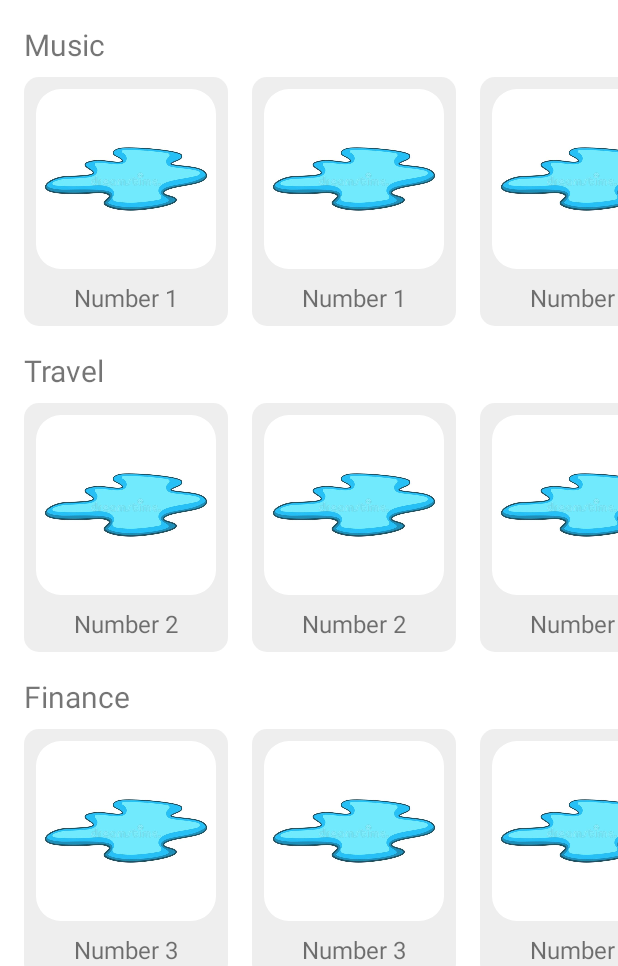
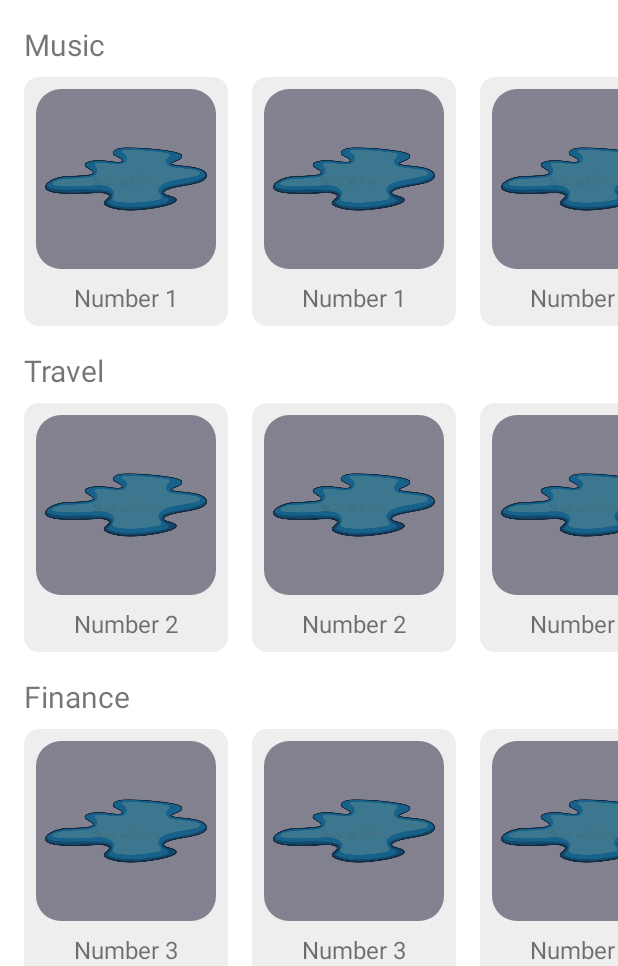
Before and after one commit to Sespeck/NUMAD22Su_Team24_Puddle, an Android app: the screen it shows after launch once a user with an empty profile is signed in (PuddleListActivity), after a tap on "NEAR ME", on a phone screen of 412 x 824 dp, the part 270-1236 px from its top. Run offline under Robolectric (Android 15) with nearby library versions, the phone set to English and light mode, and no system bars; our stand-ins replace Firebase (no records; nobody signed in at launch, a user with empty details on screens opened directly); pictures from the network do not load.

Commit message:
Added black color filter to each puddle background

```diff
--- a/app/src/main/java/com/cs5520/assignments/numad22su_team24_puddle/Adapter/MyPuddlesAdapter.java
+++ b/app/src/main/java/com/cs5520/assignments/numad22su_team24_puddle/Adapter/MyPuddlesAdapter.java
@@ -48,6 +48,7 @@ public class MyPuddlesAdapter extends RecyclerView.Adapter<MyPuddlesAdapter.MyPu
         public MyPudAdapter(@NonNull View itemView) {
             super(itemView);
             puddleBg = itemView.findViewById(R.id.puddle_bg);
+            puddleBg.setColorFilter(R.color.black);
 //            puddleName = itemView.findViewById(R.id.puddle_name);
         }
     }
--- a/app/src/main/java/com/cs5520/assignments/numad22su_team24_puddle/Adapter/PuddleAdapter.java
+++ b/app/src/main/java/com/cs5520/assignments/numad22su_team24_puddle/Adapter/PuddleAdapter.java
@@ -1,4 +1,4 @@
-package com.cs5520.assignments.numad22su_team24_puddle;
+package com.cs5520.assignments.numad22su_team24_puddle.Adapter;
 
 import android.content.Context;
 import android.view.LayoutInflater;
@@ -51,6 +51,7 @@ public class PuddleAdapter extends RecyclerView.Adapter<PuddleAdapter.PuddleView
         holder.puddleName.setText(puddle.getName());
         holder.puddleImage.setImageBitmap(puddle.getDisplayImage());
         holder.puddleImage.setShapeAppearanceModel(holder.puddleImage.getShapeAppearanceModel().withCornerSize(25));
+        holder.puddleImage.setColorFilter(R.color.black);
         holder.itemView.setOnClickListener(view -> {
             View layoutView = View.inflate(context, R.layout.puddle_modal, null);
             AlertDialog dialog = new MaterialAlertDialogBuilder(context).setTitle(puddle.getName()).setView(layoutView).create();
--- a/app/src/main/java/com/cs5520/assignments/numad22su_team24_puddle/Adapter/PuddleListAdapter.java
+++ b/app/src/main/java/com/cs5520/assignments/numad22su_team24_puddle/Adapter/PuddleListAdapter.java
@@ -12,7 +12,6 @@ import androidx.recyclerview.widget.RecyclerView;
 
 import com.cs5520.assignments.numad22su_team24_puddle.Category;
 import com.cs5520.assignments.numad22su_team24_puddle.Puddle;
-import com.cs5520.assignments.numad22su_team24_puddle.PuddleAdapter;
 import com.cs5520.assignments.numad22su_team24_puddle.R;
 import com.cs5520.assignments.numad22su_team24_puddle.Utils.Util;
 
```
Also changed, not shown: app/src/main/res/layout/activity_puddle_list.xml (+0 -15 lines).
